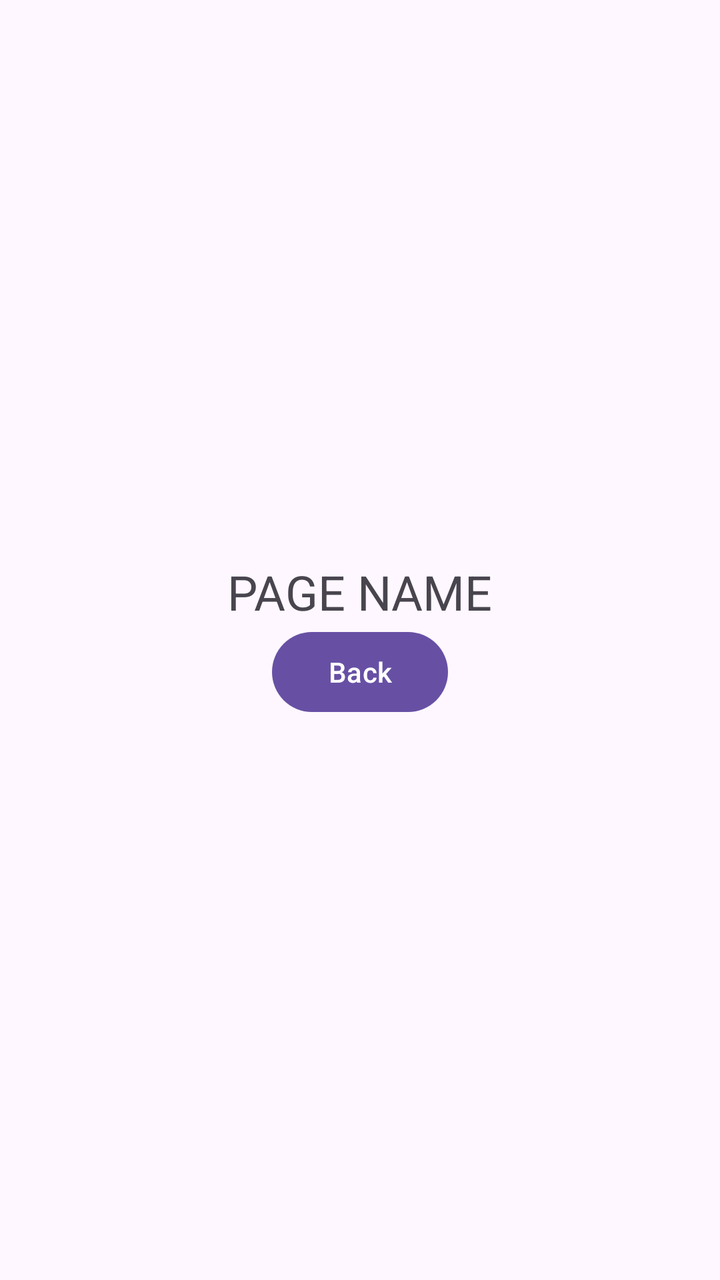
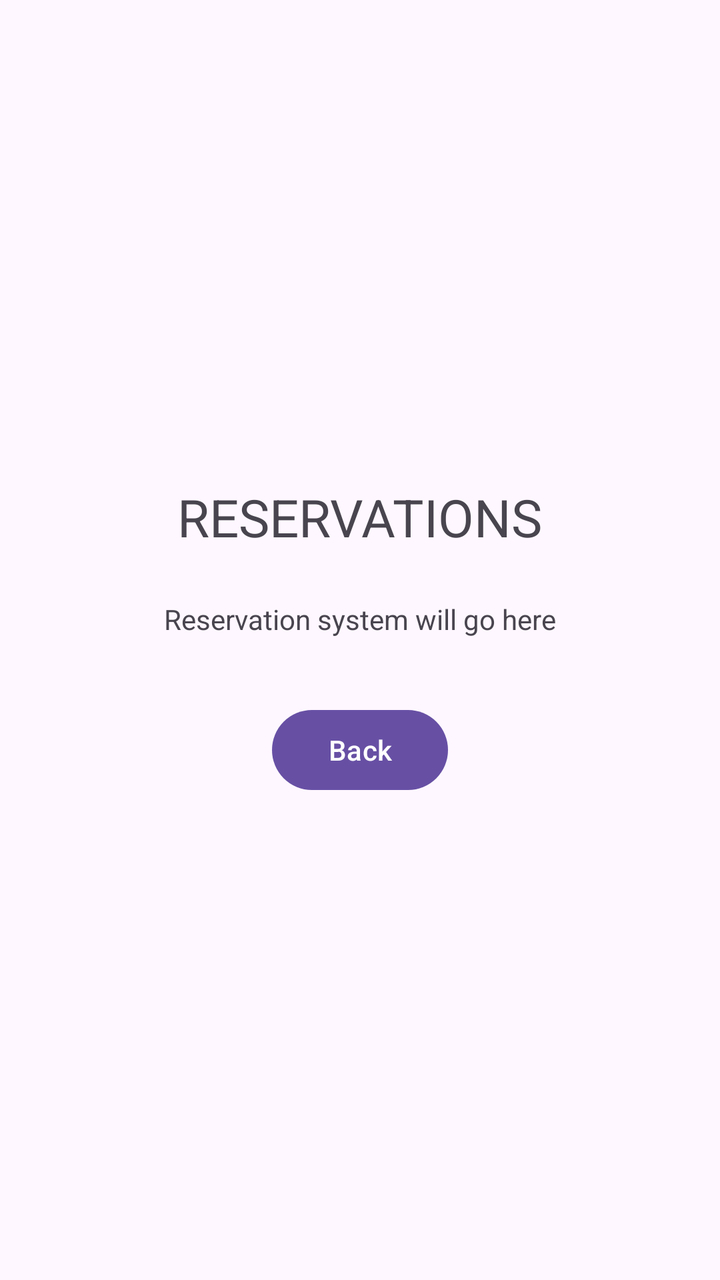

Compare the two renders of this Android layout. The source of the first and the diff that turns it into the second are given below.
<!-- AndroidManifest.xml: application theme Theme.COMP2000RestaurantApp -->
<!-- res/layout/activity_reservation.xml -->
<LinearLayout xmlns:android="http://schemas.android.com/apk/res/android"
    android:orientation="vertical"
    android:gravity="center"
    android:layout_width="match_parent"
    android:layout_height="match_parent">

    <TextView
        android:text="PAGE NAME"
        android:textSize="24sp"
        android:layout_width="wrap_content"
        android:layout_height="wrap_content"/>

    <Button
        android:id="@+id/btnBack"
        android:text="Back"
        android:layout_width="wrap_content"
        android:layout_height="wrap_content"/>
</LinearLayout>
<!-- resources referenced by this layout -->
<resources>
  <style name="Theme.COMP2000RestaurantApp" parent="Base.Theme.COMP2000RestaurantApp" />
  <style name="Base.Theme.COMP2000RestaurantApp" parent="Theme.Material3.DayNight.NoActionBar">
          
          
      </style>
</resources>

<!-- the commit's change to res/layout/activity_reservation.xml (unified diff, before → after) -->
@@ -1,12 +1,20 @@
 <LinearLayout xmlns:android="http://schemas.android.com/apk/res/android"
     android:orientation="vertical"
     android:gravity="center"
+    android:padding="24dp"
     android:layout_width="match_parent"
     android:layout_height="match_parent">
 
     <TextView
-        android:text="PAGE NAME"
-        android:textSize="24sp"
+        android:text="RESERVATIONS"
+        android:textSize="26sp"
+        android:layout_marginBottom="24dp"
+        android:layout_width="wrap_content"
+        android:layout_height="wrap_content"/>
+
+    <TextView
+        android:text="Reservation system will go here"
+        android:layout_marginBottom="32dp"
         android:layout_width="wrap_content"
         android:layout_height="wrap_content"/>
 
